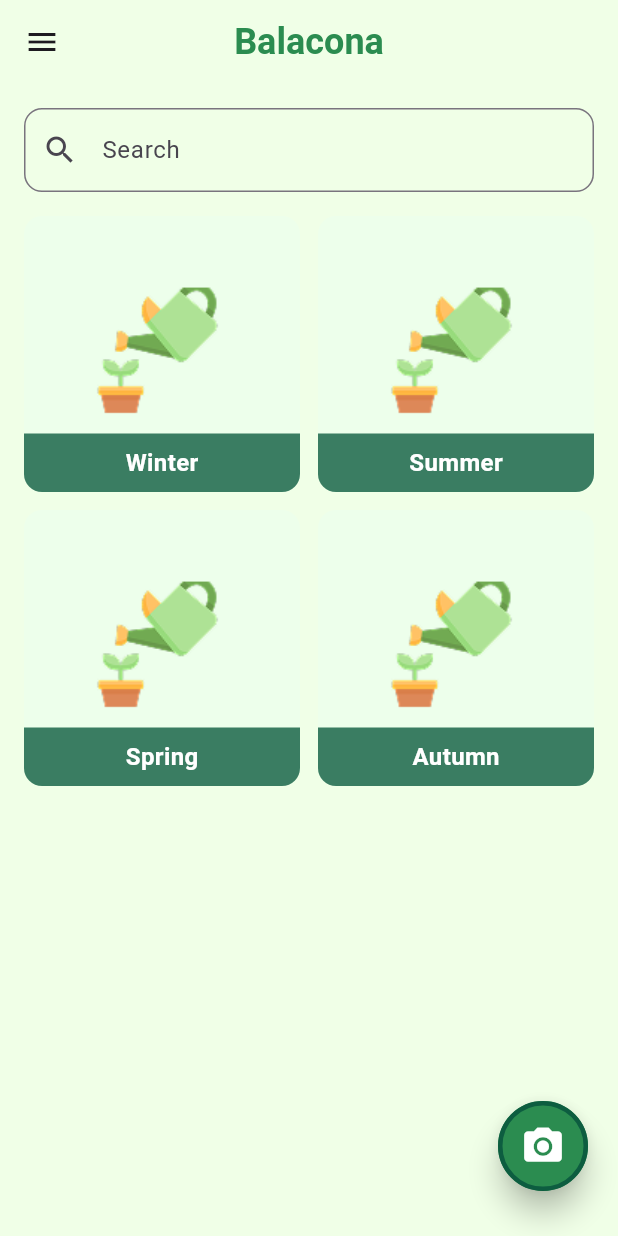
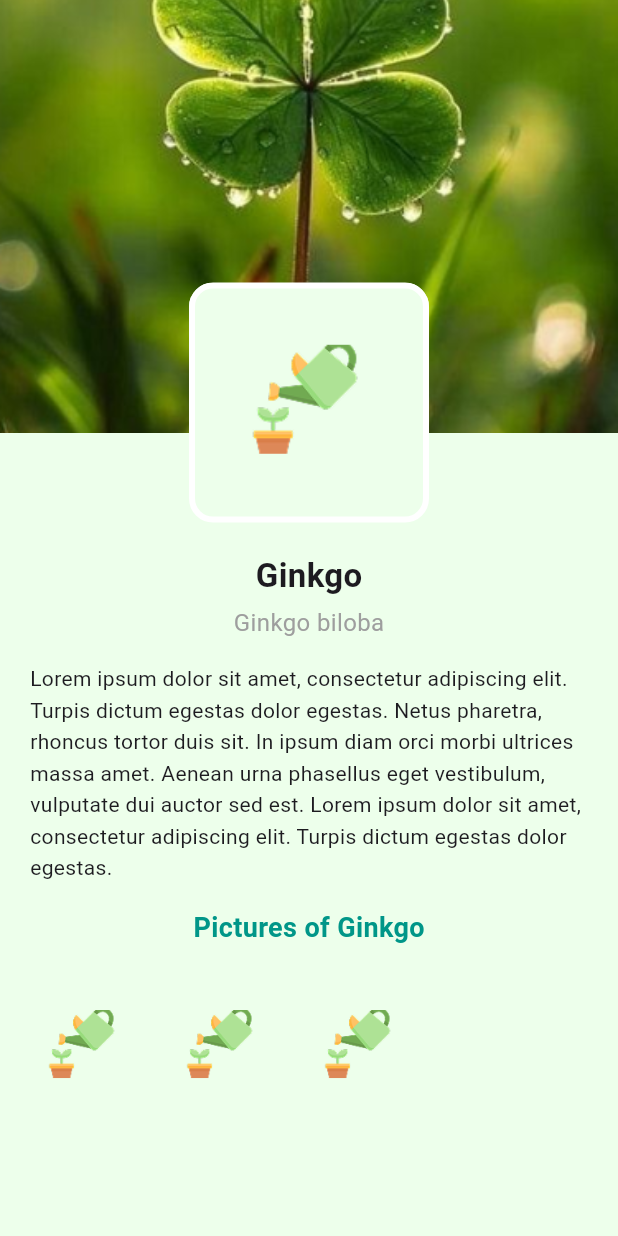
Before and after one commit to Loujeen/balacona, a Flutter app: the screen it shows after launch, on a phone screen of 412 x 824 dp. Run offline on Flutter 3.47's test engine with Material 3 defaults, Android fonts, the phone set to English and light mode, and no system bars.

Commit message:
Started know about plants screen.

```diff
--- /dev/null
+++ b/lib/Home_Screen/know_about_plants_screen.dart
@@ -0,0 +1,152 @@
+import 'package:flutter/material.dart';
+import 'package:testttt/App_Colors.dart';
+
+class KnowAboutPlantsScreen extends StatelessWidget {
+  const KnowAboutPlantsScreen({super.key});
+  static const String routeName = 'KnowAboutPlantsScreen';
+
+  @override
+  Widget build(BuildContext context) {
+    return Scaffold(
+      backgroundColor: AppColors.primaryLightColor,
+      body: SafeArea(
+        child: SingleChildScrollView(
+          child: Column(
+            children: [
+
+              // Stack عشان الخلفية + الصورة فوق النص
+              Stack(
+                clipBehavior: Clip.none, // مهم جدا عشان الصورة تطلع بره
+                children: [
+                  // الخلفية الزرقاء
+                  Container(
+                    width: double.infinity,
+                    height: MediaQuery.of(context).size.height * 0.35,
+                    decoration: BoxDecoration(
+                      image: DecorationImage(
+                        image: AssetImage("assets/images/login_signup_bg.png"),
+                        fit: BoxFit.cover,
+                      ),
+                    ),
+                  ),
+
+                  // صورة النبتة
+                  Positioned(
+                    bottom: -60, // يحدد كم تبغي تنزلي الصورة على الأبيض
+                    left: MediaQuery.of(context).size.width / 2 - 80, // توسيط الصورة بالنص
+                    child: Container(
+                      width: 160,
+                      height: 160,
+                      decoration: BoxDecoration(
+                        borderRadius: BorderRadius.circular(16),
+                        border: Border.all(color: Colors.white, width: 4),
+                        image: DecorationImage(
+                          image: AssetImage("assets/images/pot.png"),
+                          fit: BoxFit.cover,
+                        ),
+                      ),
+                    ),
+                  ),
+                ],
+              ),
+
+              // مسافة بسيطة تحت الصورة
+              SizedBox(height: 80),
+
+              // اسم النبتة
+              Center(
+                child: Column(
+                  children: [
+                    Text(
+                      'Ginkgo',
+                      style: TextStyle(
+                        fontSize: 22,
+                        fontWeight: FontWeight.bold,
+                      ),
+                    ),
+                    SizedBox(height: 4),
+                    Text(
+                      'Ginkgo biloba',
+                      style: TextStyle(
+                        fontSize: 16,
+                        color: Colors.grey,
+                      ),
+                    ),
+                  ],
+                ),
+              ),
+
+              SizedBox(height: 16),
+
+              // الوصف
+              Padding(
+                padding: EdgeInsets.symmetric(horizontal: 20.0),
+                child: Text(
+                  'Lorem ipsum dolor sit amet, consectetur adipiscing elit. '
+                      'Turpis dictum egestas dolor egestas. Netus pharetra, '
+                      'rhoncus tortor duis sit. In ipsum diam orci morbi ultrices '
+                      'massa amet. Aenean urna phasellus eget vestibulum, '
+                      'vulputate dui auctor sed est. Lorem ipsum dolor sit amet, '
+                      'consectetur adipiscing elit. Turpis dictum egestas dolor egestas.',
+                  style: TextStyle(
+                    fontSize: 14,
+                    height: 1.5,
+                  ),
+                ),
+              ),
+
+              SizedBox(height: 16),
+
+              // Pictures Title
+              Padding(
+                padding: EdgeInsets.symmetric(horizontal: 20.0),
+                child: Text(
+                  'Pictures of Ginkgo',
+                  style: TextStyle(
+                    fontSize: 18,
+                    fontWeight: FontWeight.bold,
+                    color: Colors.teal,
+                  ),
+                ),
+              ),
+
+              SizedBox(height: 16),
+
+              // Horizontal List of Images
+              SizedBox(
+                height: 100,
+                child: ListView(
+                  scrollDirection: Axis.horizontal,
+                  padding: EdgeInsets.symmetric(horizontal: 16),
+                  children: [
+                    buildSmallImage('assets/images/pot.png'),
+                    buildSmallImage('assets/images/pot.png'),
+                    buildSmallImage('assets/images/pot.png'),
+                  ],
+                ),
+              ),
+
+              SizedBox(height: 24),
+            ],
+          ),
+        ),
+      ),
+    );
+  }
+
+  // Helper to build small rounded images
+  Widget buildSmallImage(String url) {
+    return Container(
+      margin: EdgeInsets.only(right: 12),
+      width: 80,
+      height: 80,
+      decoration: BoxDecoration(
+        borderRadius: BorderRadius.circular(12),
+        image: DecorationImage(
+          image: AssetImage(url),
+          fit: BoxFit.cover,
+        ),
+      ),
+    );
+  }
+}
--- a/lib/main.dart
+++ b/lib/main.dart
@@ -2,6 +2,7 @@ import 'package:flutter/material.dart';
 import 'package:testttt/Register/registerScreen.dart';
 import 'App_Colors.dart';
 import 'Home_Screen/Home_Screen.dart';
+import 'Home_Screen/know_about_plants_screen.dart';
 import 'LoginSignup.dart';
 import 'Profile/edit_information.dart';
 import 'search_screen.dart';
@@ -16,14 +17,14 @@ class MyApp extends StatelessWidget {
   Widget build(BuildContext context) {
     return MaterialApp(
         debugShowCheckedModeBanner: false,
-      initialRoute: SearchScreen.routeName,
+      initialRoute: KnowAboutPlantsScreen.routeName,
       routes: {
         RegisterScreen.routeName: (context) => RegisterScreen(),
         HomeScreen.routeName: (context) => HomeScreen(),
         LoginSignup.routeName: (context) => LoginSignup(),
         EditInformationScreen.routeName: (context) => EditInformationScreen(),
         SearchScreen.routeName: (context) => SearchScreen(),
-
+        KnowAboutPlantsScreen.routeName: (context) => KnowAboutPlantsScreen(),
       },
 
     );  }
```
